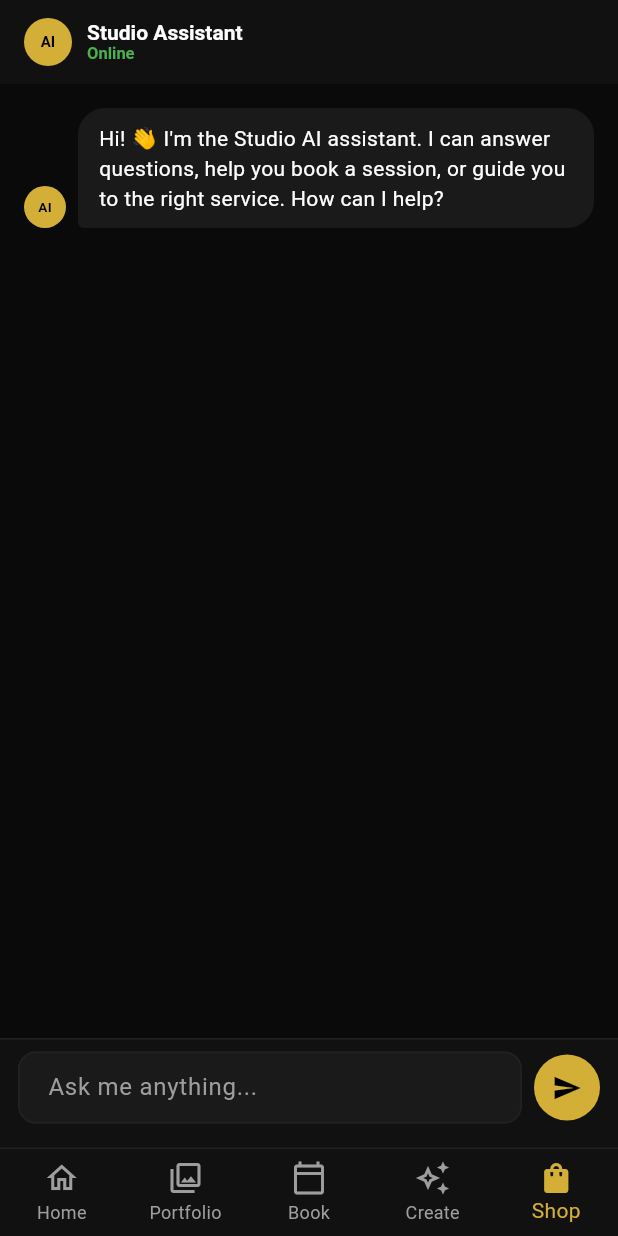
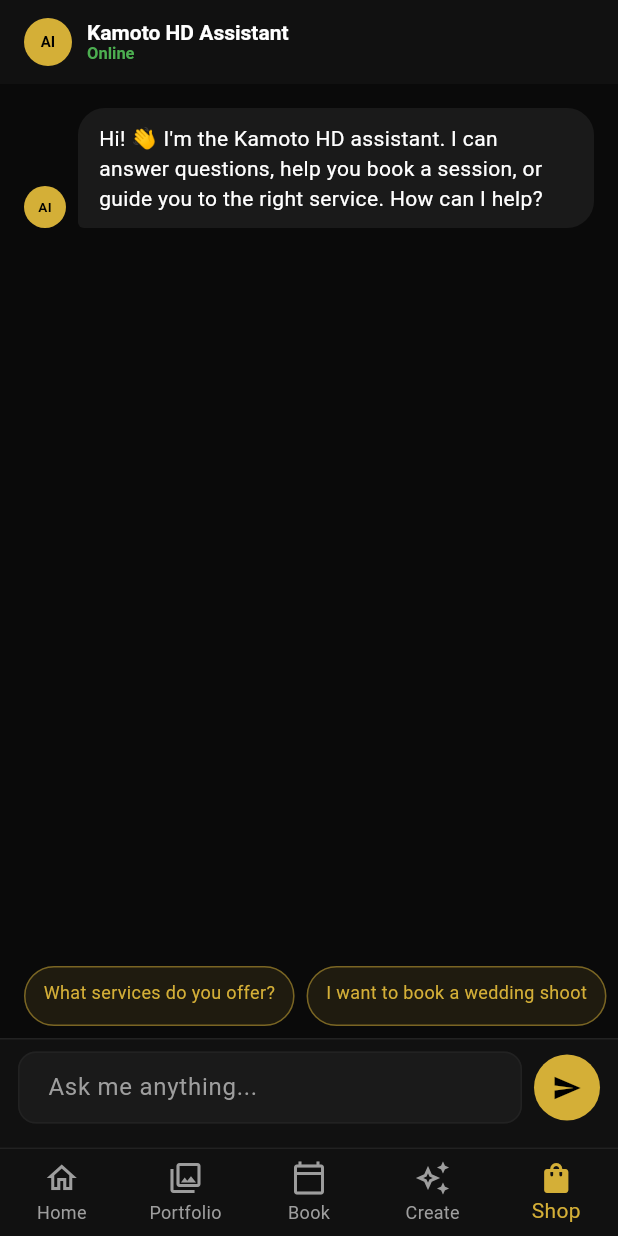
Before and after one commit to iredsonngwira/studio-app, a Flutter app: the ChatScreen screen opened by its route, after a tap on the "send" icon, on a phone screen of 412 x 824 dp. Run offline on Flutter 3.47's test engine with Material 3 defaults, Android fonts, the phone set to English and light mode, and no system bars; drawn by our look-alikes of flutter_markdown; our stand-ins replace cached_network_image, flutter_riverpod, go_router, graphql_flutter, image_picker; network calls fail.

Commit message:
feat: streaming chat with typewriter cursor, markdown rendering, quick suggestions

```diff
--- a/lib/screens/chat_screen.dart
+++ b/lib/screens/chat_screen.dart
@@ -1,6 +1,8 @@
 import 'package:flutter/material.dart';
 import 'package:http/http.dart' as http;
+import 'package:flutter_markdown/flutter_markdown.dart';
 import 'dart:convert';
+import 'dart:async';
 import '../theme.dart';
 import '../main.dart';
 
@@ -14,10 +16,21 @@
   final _ctrl = TextEditingController();
   final _scroll = ScrollController();
   final List<_Msg> _messages = [
-    _Msg(role: 'ai', text: 'Hi! 👋 I\'m the Studio AI assistant. I can answer questions, help you book a session, or guide you to the right service. How can I help?'),
+    _Msg(role: 'ai', text: 'Hi! 👋 I\'m the Kamoto HD assistant. I can answer questions, help you book a session, or guide you to the right service. How can I help?'),
   ];
   bool _loading = false;
   String? _sessionCookie;
+  String? _csrfToken;
+
+  Future<void> _initSession() async {
+    if (_csrfToken != null) return;
+    try {
+      final resp = await http.get(Uri.parse('$kApiBase/'));
+      final cookie = resp.headers['set-cookie'] ?? '';
+      _csrfToken = RegExp(r'csrftoken=([^;]+)').firstMatch(cookie)?.group(1) ?? '';
+      _sessionCookie = cookie.split(',').map((c) => c.trim().split(';').first).join('; ');
+    } catch (_) {}
+  }
 
   Future<void> _send() async {
     final text = _ctrl.text.trim();
@@ -26,58 +39,72 @@
     setState(() {
       _messages.add(_Msg(role: 'user', text: text));
       _loading = true;
+      // Add empty AI message that will be filled by stream
+      _messages.add(_Msg(role: 'ai', text: '', streaming: true));
     });
     _scrollDown();
 
+    await _initSession();
+
     try {
-      // Get CSRF token first if needed
-      final headers = <String, String>{
+      final request = http.Request(
+        'POST',
+        Uri.parse('$kApiBase/ai/chat/stream/'),
+      );
+      request.headers.addAll({
         'Content-Type': 'application/json',
-        if (_sessionCookie != null) 'Cookie': _sessionCookie!,
-      };
-
-      // Get CSRF
-      final csrfResp = await http.get(Uri.parse('$kApiBase/'), headers: headers);
-      final cookie = csrfResp.headers['set-cookie'] ?? '';
-      final csrfMatch = RegExp(r'csrftoken=([^;]+)').firstMatch(cookie);
-      final csrf = csrfMatch?.group(1) ?? '';
-      _sessionCookie = cookie.split(',').map((c) => c.trim().split(';').first).join('; ');
-
-      final resp = await http.post(
-        Uri.parse('$kApiBase/ai/chat/'),
-        headers: {
-          'Content-Type': 'application/json',
-          'X-CSRFToken': csrf,
+        'X-CSRFToken': _csrfToken ?? '',
         'Cookie': _sessionCookie ?? '',
         'Referer': kApiBase,
-        },
-        body: jsonEncode({'message': text}),
-      );
+        'Accept': 'text/event-stream',
+      });
+      request.body = jsonEncode({'message': text});
 
-      if (resp.statusCode == 200) {
-        final data = jsonDecode(resp.body);
+      final streamedResp = await http.Client().send(request);
+      final stream = streamedResp.stream.transform(utf8.decoder);
+
+      await for (final chunk in stream) {
+        for (final line in chunk.split('\n')) {
+          if (line.startsWith('data: ')) {
+            try {
+              final data = jsonDecode(line.substring(6));
+              if (data['chunk'] != null) {
                 setState(() {
-          _messages.add(_Msg(role: 'ai', text: data['reply'] ?? 'Sorry, something went wrong.'));
+                  _messages.last.text += data['chunk'] as String;
+                });
+                _scrollDown();
+              }
+              if (data['done'] == true) {
+                setState(() {
+                  _messages.last.streaming = false;
+                  _loading = false;
+                });
                 if (data['booking_created'] == true) {
-            _messages.add(_Msg(role: 'ai', text: '✅ Your booking request has been saved! We\'ll confirm within 24 hours.'));
+                  setState(() => _messages.add(_Msg(
+                    role: 'ai',
+                    text: '✅ Your booking request has been saved! We\'ll confirm within 24 hours.',
+                  )));
                 }
-        });
-      } else {
-        setState(() => _messages.add(_Msg(role: 'ai', text: 'Connection error. Please try again.')));
+              }
+            } catch (_) {}
+          }
+        }
       }
     } catch (e) {
-      setState(() => _messages.add(_Msg(role: 'ai', text: 'Error: $e')));
-    } finally {
-      setState(() => _loading = false);
+      setState(() {
+        _messages.last.text = 'Connection error. Please try again.';
+        _messages.last.streaming = false;
+        _loading = false;
+      });
+    }
     _scrollDown();
-    }
   }
 
   void _scrollDown() {
-    Future.delayed(const Duration(milliseconds: 100), () {
+    Future.delayed(const Duration(milliseconds: 80), () {
       if (_scroll.hasClients) {
         _scroll.animateTo(_scroll.position.maxScrollExtent,
-          duration: const Duration(milliseconds: 300), curve: Curves.easeOut);
+          duration: const Duration(milliseconds: 200), curve: Curves.easeOut);
       }
     });
   }
@@ -86,26 +113,20 @@
   Widget build(BuildContext context) {
     return Scaffold(
       appBar: AppBar(
-        title: Row(
-          children: [
+        title: Row(children: [
           Container(
             width: 32, height: 32,
-              decoration: const BoxDecoration(
-                shape: BoxShape.circle,
-                color: AppTheme.brand,
-              ),
-              child: const Center(child: Text('AI', style: TextStyle(color: Colors.black, fontSize: 10, fontWeight: FontWeight.bold))),
+            decoration: const BoxDecoration(shape: BoxShape.circle, color: AppTheme.brand),
+            child: const Center(child: Text('AI', style: TextStyle(
+              color: Colors.black, fontSize: 10, fontWeight: FontWeight.bold))),
           ),
           const SizedBox(width: 10),
-            const Column(
-              crossAxisAlignment: CrossAxisAlignment.start,
-              children: [
-                Text('Studio Assistant', style: TextStyle(fontSize: 14, fontWeight: FontWeight.w600)),
-                Text('Online', style: TextStyle(fontSize: 11, color: Colors.green)),
-              ],
-            ),
-          ],
-        ),
+          Column(crossAxisAlignment: CrossAxisAlignment.start, children: [
+            const Text('Kamoto HD Assistant', style: TextStyle(fontSize: 14, fontWeight: FontWeight.w600)),
+            Text(_loading ? 'Typing...' : 'Online',
+              style: TextStyle(fontSize: 11, color: _loading ? AppTheme.brand : Colors.green)),
+          ]),
+        ]),
       ),
       body: Column(
         children: [
@@ -113,24 +134,45 @@
             child: ListView.builder(
               controller: _scroll,
               padding: const EdgeInsets.all(16),
-              itemCount: _messages.length + (_loading ? 1 : 0),
-              itemBuilder: (ctx, i) {
-                if (i == _messages.length) {
-                  return _buildTyping();
-                }
-                final msg = _messages[i];
-                return _buildBubble(msg);
-              },
+              itemCount: _messages.length,
+              itemBuilder: (ctx, i) => _buildBubble(_messages[i]),
             ),
           ),
+          // Quick suggestions
+          if (!_loading && _messages.length <= 2)
+            SizedBox(
+              height: 40,
+              child: ListView(
+                scrollDirection: Axis.horizontal,
+                padding: const EdgeInsets.symmetric(horizontal: 16),
+                children: [
+                  'What services do you offer?',
+                  'I want to book a wedding shoot',
+                  'What are your prices?',
+                  'Where are you located?',
+                ].map((s) => GestureDetector(
+                  onTap: () { _ctrl.text = s; _send(); },
+                  child: Container(
+                    margin: const EdgeInsets.only(right: 8),
+                    padding: const EdgeInsets.symmetric(horizontal: 12, vertical: 8),
+                    decoration: BoxDecoration(
+                      borderRadius: BorderRadius.circular(20),
+                      border: Border.all(color: AppTheme.brand.withOpacity(0.5)),
+                      color: AppTheme.brand.withOpacity(0.1),
+                    ),
+                    child: Text(s, style: const TextStyle(color: AppTheme.brand, fontSize: 12)),
+                  ),
+                )).toList(),
+              ),
+            ),
+          const SizedBox(height: 8),
           Container(
             padding: const EdgeInsets.fromLTRB(12, 8, 12, 16),
             decoration: const BoxDecoration(
               color: AppTheme.dark800,
               border: Border(top: BorderSide(color: AppTheme.dark600)),
             ),
-            child: Row(
-              children: [
+            child: Row(children: [
               Expanded(
                 child: TextField(
                   controller: _ctrl,
@@ -149,18 +191,18 @@
               ),
               const SizedBox(width: 8),
               GestureDetector(
-                  onTap: _send,
+                onTap: _loading ? null : _send,
                 child: Container(
                   width: 44, height: 44,
-                    decoration: const BoxDecoration(
+                  decoration: BoxDecoration(
                     shape: BoxShape.circle,
-                      color: AppTheme.brand,
+                    color: _loading ? AppTheme.dark600 : AppTheme.brand,
                   ),
-                    child: const Icon(Icons.send, color: Colors.black, size: 20),
+                  child: Icon(Icons.send,
+                    color: _loading ? Colors.grey : Colors.black, size: 20),
                 ),
               ),
-              ],
-            ),
+            ]),
           ),
         ],
       ),
@@ -179,7 +221,8 @@
             Container(
               width: 28, height: 28,
               decoration: const BoxDecoration(shape: BoxShape.circle, color: AppTheme.brand),
-              child: const Center(child: Text('AI', style: TextStyle(color: Colors.black, fontSize: 9, fontWeight: FontWeight.bold))),
+              child: const Center(child: Text('AI', style: TextStyle(
+                color: Colors.black, fontSize: 9, fontWeight: FontWeight.bold))),
             ),
             const SizedBox(width: 8),
           ],
@@ -195,11 +238,40 @@
                   bottomRight: Radius.circular(isAI ? 18 : 4),
                 ),
               ),
-              child: Text(msg.text,
-                style: TextStyle(
-                  color: isAI ? Colors.white : Colors.black,
-                  fontSize: 14, height: 1.4,
-                )),
+              child: msg.text.isEmpty && msg.streaming
+                ? _buildTypingDots()
+                : isAI
+                  ? Row(
+                      mainAxisSize: MainAxisSize.min,
+                      crossAxisAlignment: CrossAxisAlignment.end,
+                      children: [
+                        Flexible(
+                          child: MarkdownBody(
+                            data: msg.text,
+                            styleSheet: MarkdownStyleSheet(
+                              p: const TextStyle(color: Colors.white, fontSize: 14, height: 1.4),
+                              strong: const TextStyle(color: Colors.white, fontWeight: FontWeight.bold),
+                              em: const TextStyle(color: Colors.white70, fontStyle: FontStyle.italic),
+                              listBullet: const TextStyle(color: AppTheme.brand),
+                              tableHead: const TextStyle(color: AppTheme.brand, fontWeight: FontWeight.bold),
+                              tableBody: const TextStyle(color: Colors.white70, fontSize: 12),
+                              tableBorder: TableBorder.all(color: AppTheme.dark600),
+                              code: const TextStyle(color: AppTheme.brand, backgroundColor: Colors.transparent),
+                              codeblockDecoration: BoxDecoration(
+                                color: AppTheme.dark800,
+                                borderRadius: BorderRadius.circular(8),
+                              ),
+                            ),
+                          ),
+                        ),
+                        if (msg.streaming) ...[
+                          const SizedBox(width: 4),
+                          _Cursor(),
+                        ],
+                      ],
+                    )
+                  : Text(msg.text, style: const TextStyle(
+                      color: Colors.black, fontSize: 14, height: 1.4)),
             ),
           ),
         ],
@@ -207,31 +279,13 @@
     );
   }
 
-  Widget _buildTyping() {
-    return Row(
+  Widget _buildTypingDots() {
+    return const Row(
+      mainAxisSize: MainAxisSize.min,
       children: [
-        Container(
-          width: 28, height: 28,
-          decoration: const BoxDecoration(shape: BoxShape.circle, color: AppTheme.brand),
-          child: const Center(child: Text('AI', style: TextStyle(color: Colors.black, fontSize: 9, fontWeight: FontWeight.bold))),
-        ),
-        const SizedBox(width: 8),
-        Container(
-          padding: const EdgeInsets.symmetric(horizontal: 14, vertical: 12),
-          decoration: BoxDecoration(
-            color: AppTheme.dark700,
-            borderRadius: BorderRadius.circular(18),
-          ),
-          child: const Row(
-            children: [
-              _Dot(delay: 0),
-              SizedBox(width: 4),
-              _Dot(delay: 200),
-              SizedBox(width: 4),
+        _Dot(delay: 0), SizedBox(width: 4),
+        _Dot(delay: 200), SizedBox(width: 4),
         _Dot(delay: 400),
-            ],
-          ),
-        ),
       ],
     );
   }
@@ -239,8 +293,34 @@
 
 class _Msg {
   final String role;
-  final String text;
-  _Msg({required this.role, required this.text});
+  String text;
+  bool streaming;
+  _Msg({required this.role, required this.text, this.streaming = false});
+}
+
+// Blinking cursor
+class _Cursor extends StatefulWidget {
+  @override
+  State<_Cursor> createState() => _CursorState();
+}
+
+class _CursorState extends State<_Cursor> with SingleTickerProviderStateMixin {
+  late AnimationController _c;
+  @override
+  void initState() {
+    super.initState();
+    _c = AnimationController(vsync: this, duration: const Duration(milliseconds: 500))
+      ..repeat(reverse: true);
+  }
+  @override
+  void dispose() { _c.dispose(); super.dispose(); }
+  @override
+  Widget build(BuildContext context) {
+    return FadeTransition(
+      opacity: _c,
+      child: Container(width: 2, height: 16, color: AppTheme.brand),
+    );
+  }
 }
 
 class _Dot extends StatefulWidget {
@@ -253,30 +333,22 @@
 class _DotState extends State<_Dot> with SingleTickerProviderStateMixin {
   late AnimationController _c;
   late Animation<double> _a;
-
   @override
   void initState() {
     super.initState();
     _c = AnimationController(vsync: this, duration: const Duration(milliseconds: 600))
       ..repeat(reverse: true);
-    _a = Tween(begin: 0.3, end: 1.0).animate(
-      CurvedAnimation(parent: _c, curve: Curves.easeInOut));
-    Future.delayed(Duration(milliseconds: widget.delay), () {
-      if (mounted) _c.forward();
-    });
+    _a = Tween(begin: 0.3, end: 1.0).animate(CurvedAnimation(parent: _c, curve: Curves.easeInOut));
+    Future.delayed(Duration(milliseconds: widget.delay), () { if (mounted) _c.forward(); });
   }
-
   @override
   void dispose() { _c.dispose(); super.dispose(); }
-
   @override
   Widget build(BuildContext context) {
     return FadeTransition(
       opacity: _a,
-      child: Container(
-        width: 7, height: 7,
-        decoration: const BoxDecoration(shape: BoxShape.circle, color: Colors.grey),
-      ),
+      child: Container(width: 7, height: 7,
+        decoration: const BoxDecoration(shape: BoxShape.circle, color: Colors.grey)),
     );
   }
 }
--- a/pubspec.yaml
+++ b/pubspec.yaml
@@ -19,6 +19,7 @@
   video_player: ^2.8.6
   chewie: ^1.8.1
   image_picker: ^1.1.2
+  flutter_markdown: ^0.7.7+1
 
 dev_dependencies:
   flutter_test:
```
Also changed, not shown: pubspec.lock. Lines whose indentation alone changed are shown as unchanged.
